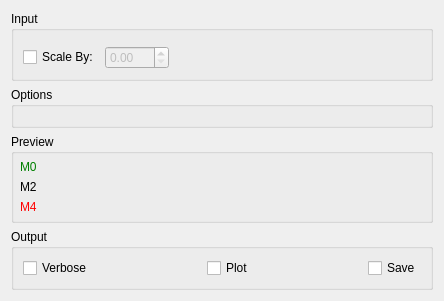
mantidproject/mantid, file Code/Mantid/MantidQt/CustomInterfaces/inc/MantidQtCustomInterfaces/Indirect/IndirectMoments.ui: the form before one commit.
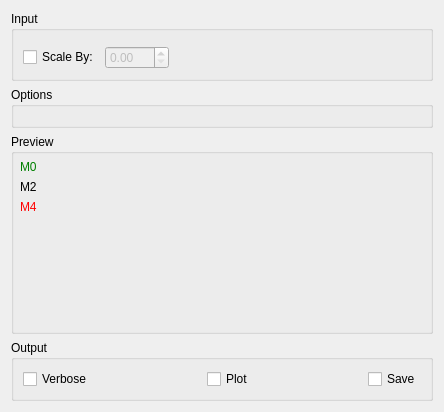
The form after the commit. Custom widgets are drawn as their Qt base class.

Commit message:
Fix size of IDR tabs
Refs #10960

What changed in the file:
```diff
--- a/Code/Mantid/MantidQt/CustomInterfaces/inc/MantidQtCustomInterfaces/Indirect/IndirectMoments.ui
+++ b/Code/Mantid/MantidQt/CustomInterfaces/inc/MantidQtCustomInterfaces/Indirect/IndirectMoments.ui
@@ -7,7 +7,7 @@
     <x>0</x>
     <y>0</y>
     <width>444</width>
-    <height>288</height>
+    <height>398</height>
    </rect>
   </property>
   <property name="windowTitle">
@@ -103,6 +103,12 @@
    </item>
    <item>
     <widget class="QGroupBox" name="gbPreview">
+     <property name="minimumSize">
+      <size>
+       <width>0</width>
+       <height>200</height>
+      </size>
+     </property>
      <property name="title">
       <string>Preview</string>
      </property>
```
The commit also changes 4 other files.
